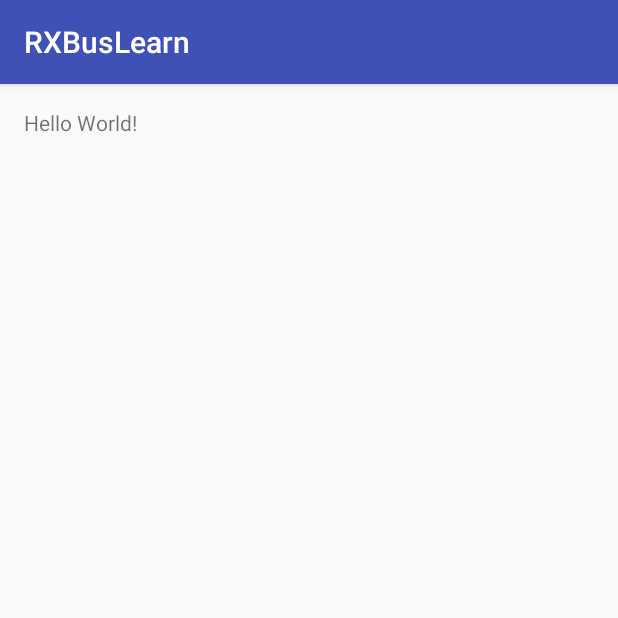
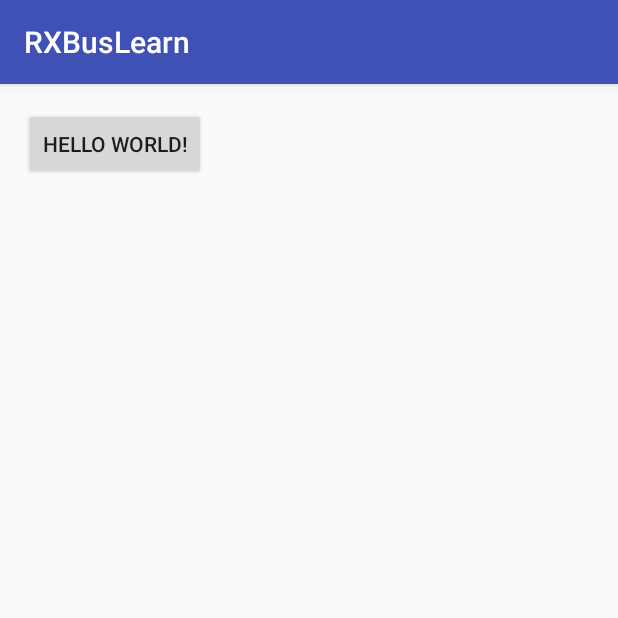
Before and after one commit to zhenglingkun/RXBusLearn, an Android app: the screen it shows after launch (MainActivity), on a phone screen of 412 x 824 dp, the top half of it. Run offline under Robolectric (Android 15) with nearby library versions, the phone set to English and light mode, and no system bars; our stand-ins replace ButterKnife; libraries missing offline, so code that uses them is left out: rx.functions; 1 statement that could not run was skipped.

Commit message:
ADDED 简单的 RxBus 实现

```diff
--- a/app/build.gradle
+++ b/app/build.gradle
@@ -1,4 +1,5 @@
 apply plugin: 'com.android.application'
+apply plugin: 'android-apt'
 
 android {
     compileSdkVersion 23
@@ -23,4 +24,9 @@ dependencies {
     compile fileTree(dir: 'libs', include: ['*.jar'])
     testCompile 'junit:junit:4.12'
     compile 'com.android.support:appcompat-v7:23.4.0'
+    compile 'io.reactivex:rxandroid:1.2.1'
+    compile 'io.reactivex:rxjava:1.1.6'
+
+    compile 'com.jakewharton:butterknife:8.1.0'
+    apt 'com.jakewharton:butterknife-compiler:8.1.0'
 }
--- a/app/src/main/AndroidManifest.xml
+++ b/app/src/main/AndroidManifest.xml
@@ -15,6 +15,7 @@
                 <category android:name="android.intent.category.LAUNCHER"/>
             </intent-filter>
         </activity>
+        <activity android:name=".RxBusActivity"/>
     </application>
 
 </manifest>
--- a/app/src/main/java/zlk/com/rxbuslearn/MainActivity.java
+++ b/app/src/main/java/zlk/com/rxbuslearn/MainActivity.java
@@ -1,13 +1,64 @@
 package zlk.com.rxbuslearn;
 
+import android.content.Intent;
+import android.os.Bundle;
 import android.support.v7.app.AppCompatActivity;
-import android.os.Bundle;
+import android.util.Log;
+import android.widget.Button;
+import android.widget.TextView;
+
+import butterknife.BindView;
+import butterknife.ButterKnife;
+import butterknife.OnClick;
+import rx.Subscription;
+import rx.functions.Action1;
 
 public class MainActivity extends AppCompatActivity {
+
+    private static final String TAG = MainActivity.class.getSimpleName();
+    private Subscription mSubscription;
+
+    @BindView(R.id.intent_bt)
+    Button mIntentBt;
 
     @Override
     protected void onCreate(Bundle savedInstanceState) {
         super.onCreate(savedInstanceState);
         setContentView(R.layout.activity_main);
+        ButterKnife.bind(this);
+    }
+
+    @Override
+    protected void onStart() {
+        super.onStart();
+        mSubscription = RxBus.getDefault()
+                .toObservable(String.class)
+                .subscribe(new Action1<String>() {
+                               @Override
+                               public void call(String s) {
+                                   Log.i(TAG, "call: back string is " + s);
+                                   TextView view = (TextView) findViewById(R.id.back_text_tv);
+                                   view.setText(s);
+                               }
+                           },
+                        new Action1<Throwable>() {
+                            @Override
+                            public void call(Throwable throwable) {
+                                Log.wtf(TAG, "call: ", throwable);
+                            }
+                        });
+    }
+
+    @Override
+    protected void onDestroy() {
+        if (!mSubscription.isUnsubscribed()) {
+            mSubscription.unsubscribe();
+        }
+        super.onDestroy();
+    }
+
+    @OnClick(R.id.intent_bt)
+    public void onClick() {
+        startActivity(new Intent(MainActivity.this, RxBusActivity.class));
     }
 }
--- a/app/src/main/res/layout/activity_main.xml
+++ b/app/src/main/res/layout/activity_main.xml
@@ -10,8 +10,14 @@
     android:paddingTop="@dimen/activity_vertical_margin"
     tools:context="zlk.com.rxbuslearn.MainActivity">
 
-    <TextView
+    <Button android:id="@+id/intent_bt"
         android:layout_width="wrap_content"
         android:layout_height="wrap_content"
         android:text="Hello World!"/>
+
+    <TextView android:id="@+id/back_text_tv"
+        android:layout_width="wrap_content"
+        android:layout_height="wrap_content"
+              android:layout_marginTop="10dp"
+        android:layout_below="@id/intent_bt"/>
 </RelativeLayout>
--- a/app/src/main/res/values/strings.xml
+++ b/app/src/main/res/values/strings.xml
@@ -1,3 +1,4 @@
 <resources>
     <string name="app_name">RXBusLearn</string>
+    <string name="back">返回</string>
 </resources>
--- a/build.gradle
+++ b/build.gradle
@@ -6,6 +6,7 @@ buildscript {
     }
     dependencies {
         classpath 'com.android.tools.build:gradle:2.1.2'
+        classpath 'com.neenbedankt.gradle.plugins:android-apt:1.8'
 
         // NOTE: Do not place your application dependencies here; they belong
         // in the individual module build.gradle files
```
Also changed, not shown: app/src/main/java/zlk/com/rxbuslearn/RxBus.java (added, +45 -0 lines), app/src/main/java/zlk/com/rxbuslearn/RxbusActivity.java (added, +33 -0 lines), app/src/main/res/layout/activity_rx_bus.xml (added, +13 -0 lines).
